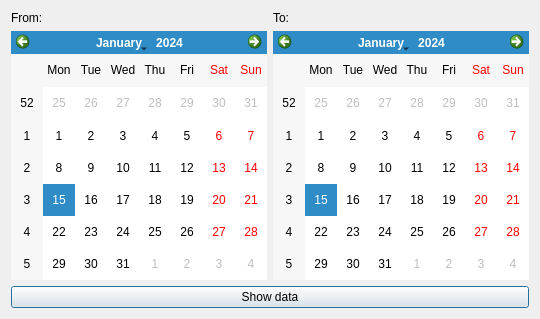
eerotarri/DataPresenter, file source/datapresenter/timerangedialog.ui: the form before one commit.
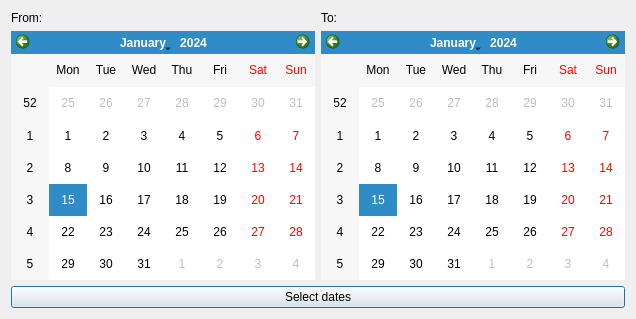
The form after the commit.

What changed in the file:
```diff
--- a/source/datapresenter/timerangedialog.ui
+++ b/source/datapresenter/timerangedialog.ui
@@ -6,7 +6,7 @@
    <rect>
     <x>0</x>
     <y>0</y>
-    <width>540</width>
+    <width>636</width>
     <height>319</height>
    </rect>
   </property>
@@ -50,7 +50,7 @@
      <item>
       <widget class="QPushButton" name="pushButton">
        <property name="text">
-        <string>Show data</string>
+        <string>Select dates</string>
        </property>
       </widget>
      </item>
```
Left out of the diff: 2 changed lines with no effect on the pictures.
